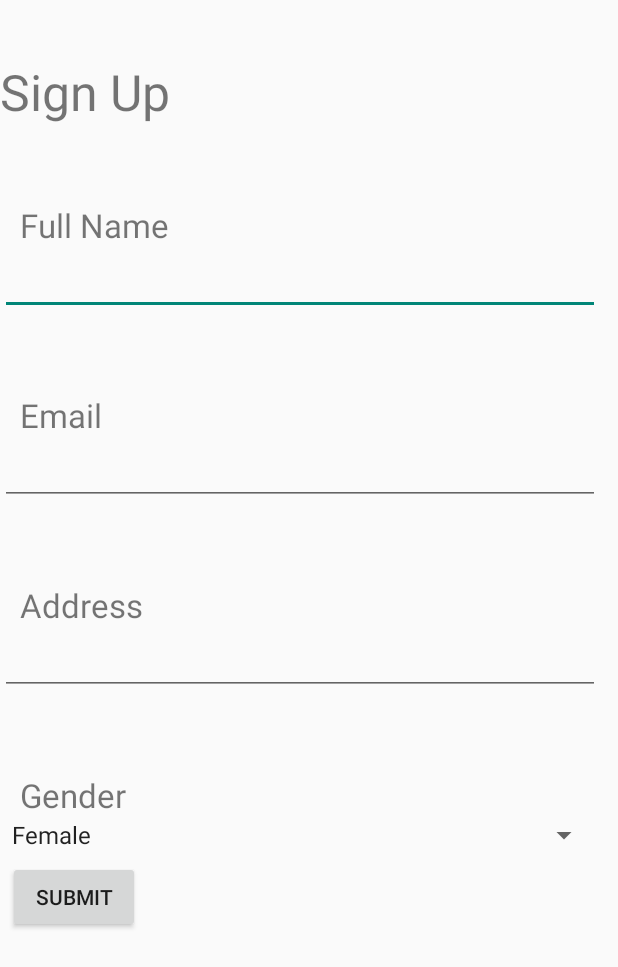
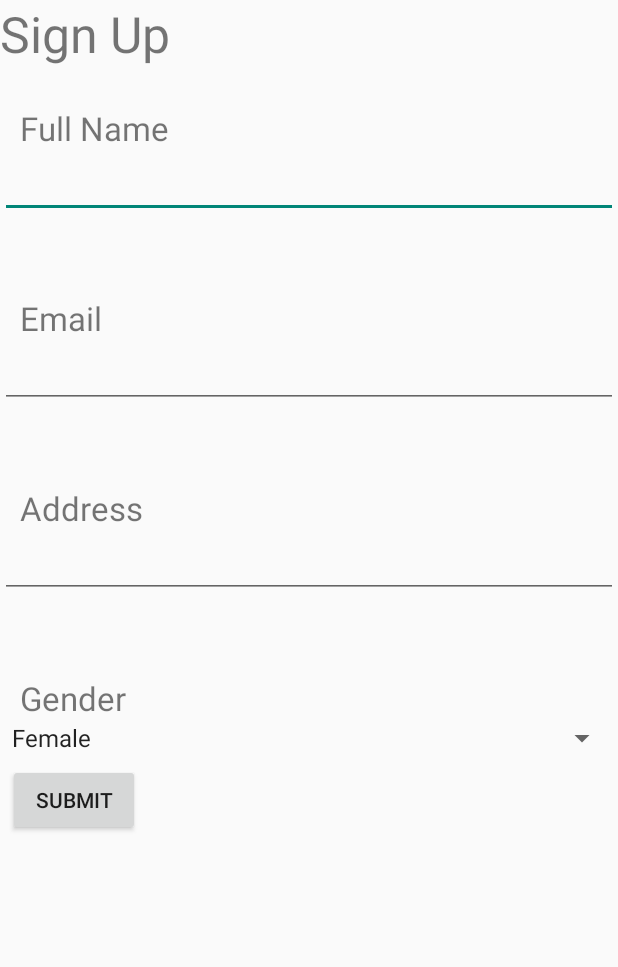
Before and after one commit to hayleycall/TinderForDogs, an Android app: the MyAndroidAppActivity screen opened directly, with no data from a screen before it, after a tap on "SUBMIT", on a phone screen of 412 x 824 dp. Shown: the top 967 px of the screen. Run offline under Robolectric (Android 15) with nearby library versions, the phone set to English and light mode, and no system bars.

Commit message:
Finished user sign up form design.

```diff
--- a/app/src/main/java/com/example/hayleycall/boner/MyAndroidAppActivity.java
+++ b/app/src/main/java/com/example/hayleycall/boner/MyAndroidAppActivity.java
@@ -16,7 +16,7 @@ import android.widget.Button;
  */
 public class MyAndroidAppActivity extends Activity {
 
-    private Spinner gender_spinner,activity_spinner;
+    private Spinner gender_spinner;
     private Button btnSubmit;
 
     @Override
@@ -25,7 +25,6 @@ public class MyAndroidAppActivity extends Activity {
         setContentView(R.layout.form);
 
         addItemsOnGenderSpinner();
-        addItemsOnActivitySpinner();
         addListenerOnButton();
 
 
@@ -56,21 +55,18 @@ public class MyAndroidAppActivity extends Activity {
         gender_spinner=(Spinner)findViewById(R.id.gender_spinner);
     }
 
-    public void addItemsOnActivitySpinner(){
-        activity_spinner=(Spinner)findViewById(R.id.activity_spinner);
-    }
+
 
     public void addListenerOnButton() {
         gender_spinner = (Spinner) findViewById(R.id.gender_spinner);
-        activity_spinner = (Spinner) findViewById(R.id.activity_spinner);
+
         btnSubmit = (Button) findViewById(R.id.btnSubmit);
         btnSubmit.setOnClickListener(new OnClickListener() {
             @Override
             public void onClick(View v) {
                 Toast.makeText(MyAndroidAppActivity.this,
                         "OnClick Listener: " +
-                        "\nGender: " + String.valueOf(gender_spinner.getSelectedItem()) +
-                        "\nActivity Level: " + String.valueOf(activity_spinner.getSelectedItem()),
+                        "\nGender: " + String.valueOf(gender_spinner.getSelectedItem()),
                         Toast.LENGTH_SHORT).show();
             }
         });
--- a/app/src/main/res/layout/form.xml
+++ b/app/src/main/res/layout/form.xml
@@ -11,18 +11,18 @@
         android:id="@+id/TextViewTitle"
         android:layout_width="wrap_content"
         android:layout_height="wrap_content"
-        android:text="\nSign Up"
+        android:text="Sign Up"
         android:textSize="15pt">
 
      </TextView>
      <TextView
-         android:text="\n\n\tFull Name"
+         android:text="\n\tFull Name"
          android:textSize="10pt"
          android:layout_width="wrap_content"
          android:layout_height="wrap_content" />
 
      <EditText
-        android:width="600px"
+        android:width="800px"
          android:layout_width="wrap_content"
          android:layout_height="wrap_content">
       </EditText>
@@ -32,7 +32,7 @@
           android:layout_width="wrap_content"
           android:layout_height="wrap_content" />
       <EditText
-          android:width="600px"
+          android:width="800px"
           android:layout_width="wrap_content"
           android:layout_height="wrap_content">
        </EditText>
@@ -42,7 +42,7 @@
            android:layout_width="wrap_content"
            android:layout_height="wrap_content"/>
        <EditText
-           android:width="600px"
+           android:width="800px"
            android:layout_width="wrap_content"
            android:layout_height="wrap_content">
         </EditText>
```
